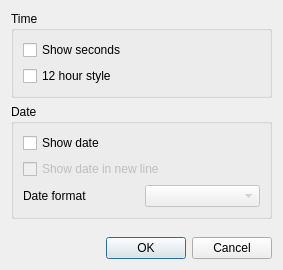
lxqt/lxqt-panel, file plugin-clock/razorclockconfiguration.ui: the form before one commit.
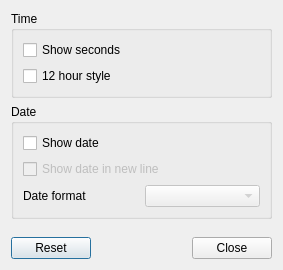
The form after the commit.

Commit message: RazorClockConfiguration small fixes and improvements proposed by Alex. RazorClockConfiguration use RazorSettingsCache. Testing new HIG - Reset/Close. Signed-off-by: Maciej Płaza <plaza.maciej@gmail.com>

Diff of the .ui file:
```diff
--- a/plugin-clock/razorclockconfiguration.ui
+++ b/plugin-clock/razorclockconfiguration.ui
@@ -96,7 +96,7 @@
       <enum>Qt::Horizontal</enum>
      </property>
      <property name="standardButtons">
-      <set>QDialogButtonBox::Cancel|QDialogButtonBox::Ok</set>
+      <set>QDialogButtonBox::Close|QDialogButtonBox::Reset</set>
      </property>
     </widget>
    </item>
```
The commit also changes 3 other files.
